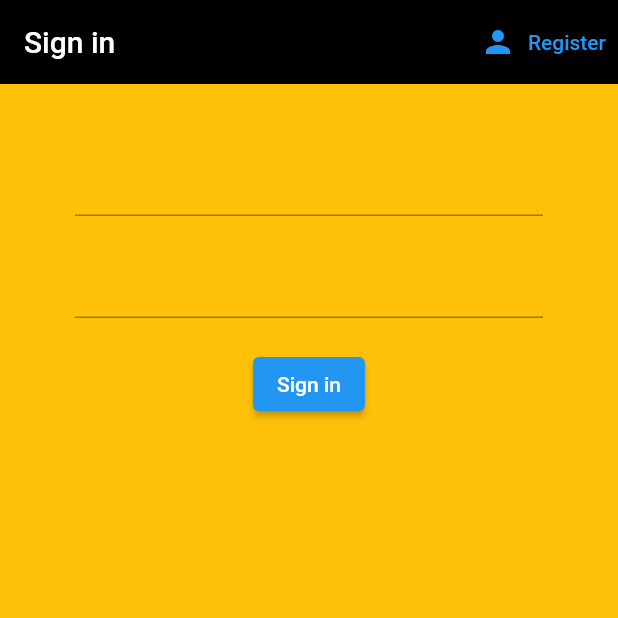
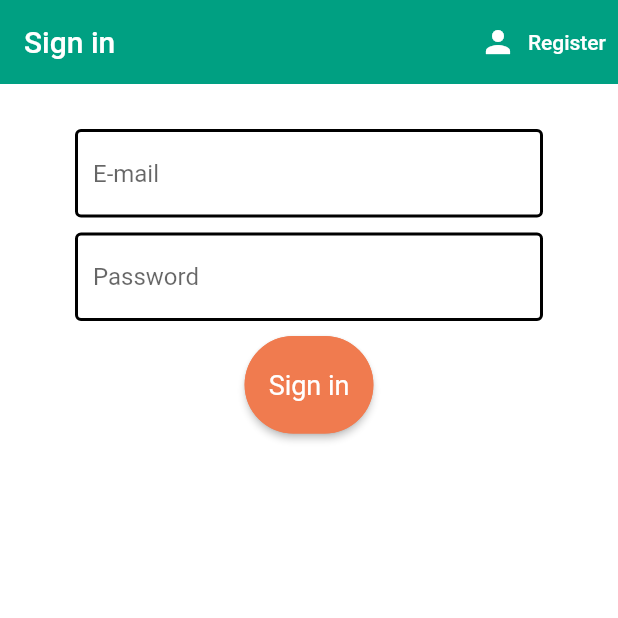
Before and after one commit to tprzerywacz/doof, a Flutter app: the screen it shows after launch, after a tap on "Register", after a tap on "Sign in", on a phone screen of 412 x 824 dp, the top half of it. Run offline on Flutter 3.47's test engine with Material 2 defaults, Android fonts, the phone set to English and light mode, and no system bars; our stand-ins replace firebase_auth, firebase_core; accounts and stored records are empty.

Commit message:
log in working

```diff
--- a/lib/home.dart
+++ b/lib/home.dart
@@ -1,7 +1,6 @@
 import 'package:doof_app/services/auth.dart';
 import 'package:flutter/material.dart';
-const primaryColor = Color.fromARGB(255, 0, 160, 130);
-const Color orange = Color.fromARGB(255, 240, 123, 79);
+import 'package:doof_app/styles.dart';
 
 class MyStatefulWidget extends StatefulWidget {
   const MyStatefulWidget({Key? key}) : super(key: key);
--- a/lib/register.dart
+++ b/lib/register.dart
@@ -1,3 +1,4 @@
+import 'package:doof_app/styles.dart';
 import 'package:flutter/material.dart';
 import 'package:doof_app/services/auth.dart';
 
@@ -21,9 +22,9 @@ class _RegisterState extends State<Register> {
   @override
   Widget build(BuildContext context) {
     return Scaffold(
-      backgroundColor: Colors.amber,
+      backgroundColor: Colors.white,
       appBar: AppBar(
-        backgroundColor: Colors.black,
+        backgroundColor: const Color.fromARGB(255, 0, 160, 130),
         elevation: 0.0,
         title: Text('Sign up'),
         actions: <Widget>[
@@ -31,8 +32,8 @@ class _RegisterState extends State<Register> {
             onPressed: (){
               widget.changeFromSignInToRegister();
             },
-             icon: Icon(Icons.person),
-              label: Text('Sign in')
+             icon: Icon(Icons.person, color: Colors.white,),
+              label: Text('Sign in', style: TextStyle(color: Colors.white),)
               )
         ],
       ),
@@ -42,8 +43,9 @@ class _RegisterState extends State<Register> {
           key: _formKey,
           child: Column(
             children: <Widget>[
-              SizedBox(height: 20.0),
+              SizedBox(height: 10.0),
               TextFormField(
+                decoration: textInputDecorator.copyWith(hintText: 'E-mail'),
                 validator: (String? val) => val != null && val.isEmpty ? 'Enter e-mail' : null,
                 onChanged: (val) {
                   setState(() {
@@ -51,8 +53,9 @@ class _RegisterState extends State<Register> {
                   });
                 }
               ),
-              SizedBox(height: 20.0),
+              SizedBox(height: 10.0),
               TextFormField(
+                decoration: textInputDecorator.copyWith(hintText: 'Password'),
                 obscureText: true,
                 validator: (String? val) => val != null && val.length < 6 ? 'Enter password 6+ long' : null,
 
@@ -63,9 +66,24 @@ class _RegisterState extends State<Register> {
                 },
               ),
               SizedBox(height: 10.0),
+
               ElevatedButton(
-                child: Text('Register',
-                style: TextStyle(color: Colors.white),
+                style: ButtonStyle(
+                backgroundColor: MaterialStateProperty.all(orange),
+                textStyle: MaterialStateProperty.all(
+                const TextStyle(fontSize: 18),
+                ),
+                shape: MaterialStateProperty.all<RoundedRectangleBorder>(
+                RoundedRectangleBorder(
+                    borderRadius: BorderRadius.circular(44.0),
+                    side: const BorderSide(color: orange)),
+                ),
+                ),
+
+
+                child: const Padding(
+                padding: EdgeInsets.symmetric(vertical: 22.0),
+                child: Text('Register'),
                 ),
 
                 onPressed: () async {
--- a/lib/services/auth.dart
+++ b/lib/services/auth.dart
@@ -11,6 +11,21 @@ class AuthService{
   Stream<myUser?> get user{
     return _auth.authStateChanges().map(_userFromFirebaseUser);
     //.map((User? user) => _userFromFirebaseUser(user));
+  }
+
+  //sign in
+  Future signInWithEmailAndPassword(String email, String password) async{
+    try{
+      UserCredential result = await _auth.signInWithEmailAndPassword(email: email, password: password);
+      User newUser = result.user!;
+      return _userFromFirebaseUser(newUser);
+      //User user = result.user;
+    }
+    catch(e){
+      print(e.toString());
+      return null;
+
+    }
   }
 
   // register
--- a/lib/sing_in.dart
+++ b/lib/sing_in.dart
@@ -1,4 +1,7 @@
+import 'dart:math';
+
 import 'package:doof_app/services/auth.dart';
+import 'package:doof_app/styles.dart';
 import 'package:flutter/material.dart';
 
 class SignIn extends StatefulWidget {
@@ -13,17 +16,19 @@ class SignIn extends StatefulWidget {
 class _SignInState extends State<SignIn> {
 
   final AuthService _auth = AuthService();
+  final _formKey = GlobalKey<FormState>();
 
   // text field state
   String email = '';
   String password = '';
+  String error ='';
 
   @override
   Widget build(BuildContext context) {
     return Scaffold(
-      backgroundColor: Colors.amber,
+      backgroundColor: Colors.white,
       appBar: AppBar(
-        backgroundColor: Colors.black,
+        backgroundColor: const Color.fromARGB(255, 0, 160, 130),
         elevation: 0.0,
         title: Text('Sign in'),
         actions: <Widget>[
@@ -31,26 +36,32 @@ class _SignInState extends State<SignIn> {
             onPressed: (){
               widget.changeFromSignInToRegister();
             },
-             icon: Icon(Icons.person),
-              label: Text('Register')
+             icon: Icon(Icons.person, color: Colors.white,),
+              label: Text('Register', style: TextStyle(color: Colors.white),)
+
               )
         ],
       ),
       body: Container(
         padding: EdgeInsets.symmetric(vertical: 20.0, horizontal: 50.0),
         child: Form(
+          key: _formKey,
           child: Column(
             children: <Widget>[
-              SizedBox(height: 20.0),
+              SizedBox(height: 10.0),
               TextFormField(
+                decoration: textInputDecorator.copyWith(hintText: 'E-mail'),
+                validator: (String? val) => val != null && val.isEmpty ? 'Enter e-mail' : null,
                 onChanged: (val) {
                   setState(() {
                     email = val;
                   });
                 }
               ),
-              SizedBox(height: 20.0),
+              SizedBox(height: 10.0),
               TextFormField(
+                decoration: textInputDecorator.copyWith(hintText: 'Password'),
+                validator: (String? val) => val != null && val.length < 6 ? 'Enter password 6+ long' : null,
                 obscureText: true,
                 onChanged: (val){
                   setState(() {
@@ -58,17 +69,44 @@ class _SignInState extends State<SignIn> {
                   });
                 },
               ),
-              SizedBox(height: 20.0),
+              SizedBox(height: 10.0),
               ElevatedButton(
-                child: Text('Sign in',
-                style: TextStyle(color: Colors.white),
+                style: ButtonStyle(
+                backgroundColor: MaterialStateProperty.all(orange),
+                textStyle: MaterialStateProperty.all(
+                const TextStyle(fontSize: 18),
+                ),
+                shape: MaterialStateProperty.all<RoundedRectangleBorder>(
+                RoundedRectangleBorder(
+                    borderRadius: BorderRadius.circular(44.0),
+                    side: const BorderSide(color: orange)),
+                ),
+                ),
+
+
+                child: const Padding(
+                padding: EdgeInsets.symmetric(vertical: 22.0),
+                child: Text('Sign in'),
                 ),
 
                 onPressed: () async {
-                  print(email);
-                  print(password);
+                  if (_formKey.currentState!.validate()){
+                    dynamic result = await _auth.signInWithEmailAndPassword(email, password);
+                    if (result == null){
+                      setState(() {
+                        error = 'Could not log in using these credentials';
+                      });
+                    }
+
+
+                  }
                 },
-              )
+              ),
+              SizedBox(height: 12.0),
+              Text(
+                error,
+                style: TextStyle(color: Colors.red)
+                )
 
             ],
             ),
--- /dev/null
+++ b/lib/styles.dart
@@ -0,0 +1,13 @@
+import 'package:flutter/material.dart';
+
+const primaryColor = Color.fromARGB(255, 0, 160, 130);
+const Color orange = Color.fromARGB(255, 240, 123, 79);
+
+const textInputDecorator = InputDecoration(
+      enabledBorder: OutlineInputBorder(
+        borderSide: BorderSide(color: Colors.black, width: 2.0)
+      ),
+      focusedBorder: OutlineInputBorder(
+        borderSide: BorderSide(color: Colors.green, width: 2.0)
+      ),
+    );
```
